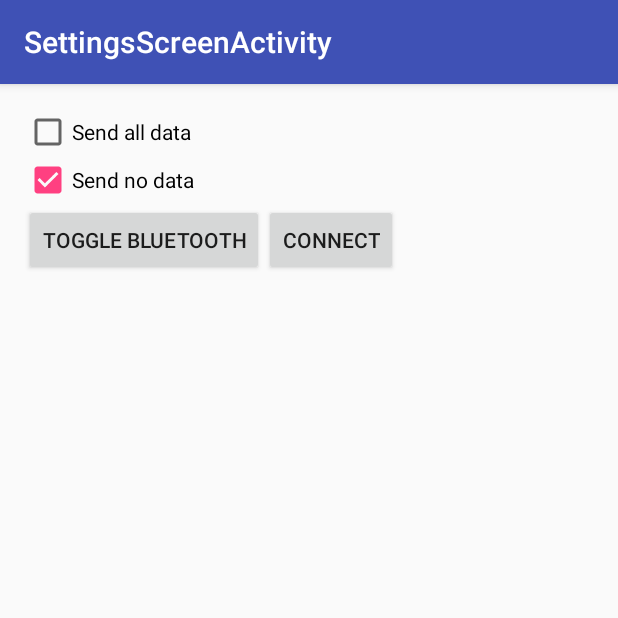
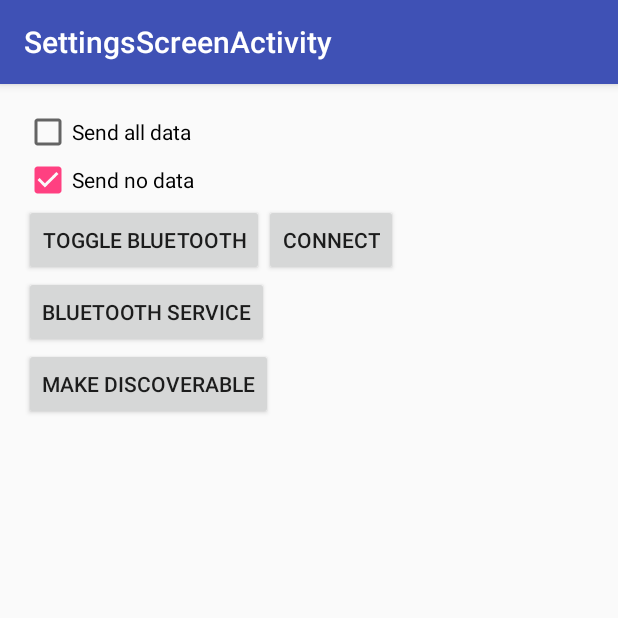
Before and after one commit to ax-rwnd/BASAC, an Android app: the SettingsScreenActivity screen opened directly, with no data from a screen before it, after a tap on "TOGGLE BLUETOOTH", on a phone screen of 412 x 824 dp, the top half of it. Run offline under Robolectric (Android 15) with nearby library versions, the phone set to English and light mode, and no system bars; 1 other tap on this screen came first.

Commit message:
Fixed scan for bluetooth devices

```diff
--- a/android/app/build.gradle
+++ b/android/app/build.gradle
@@ -5,8 +5,8 @@ android {
     buildToolsVersion "23.0.2"
     defaultConfig {
         applicationId "d0020e.basac"
-        minSdkVersion 16
-        targetSdkVersion 23
+        minSdkVersion 18
+        targetSdkVersion 19
         versionCode 1
         versionName "1.0"
     }
--- a/android/app/src/main/java/d0020e/basac/SettingsScreenActivity.java
+++ b/android/app/src/main/java/d0020e/basac/SettingsScreenActivity.java
@@ -1,7 +1,6 @@
 package d0020e.basac;
 
 import android.bluetooth.BluetoothAdapter;
-import android.content.BroadcastReceiver;
 import android.content.Intent;
 import android.os.Bundle;
 import android.support.v7.app.AppCompatActivity;
@@ -12,12 +11,25 @@ import android.widget.Toast;
 
 public class SettingsScreenActivity extends AppCompatActivity {
 
+    private BluetoothAdapter mBluetoothAdapter;
+
     @Override
     protected void onCreate(Bundle savedInstanceState) {
         super.onCreate(savedInstanceState);
         setContentView(R.layout.activity_settings_screen);
         Toolbar toolbar = (Toolbar) findViewById(R.id.toolbar);
         setSupportActionBar(toolbar);
+
+        mBluetoothAdapter = BluetoothAdapter.getDefaultAdapter();
+    }
+
+    protected void onDestroy() {
+        super.onDestroy();
+    }
+
+    public void bluetooth_service(View view) {
+        Intent intent = new Intent(this, BluetoothServiceScreenActivity.class);
+        startActivity(intent);
     }
 
     public void onCheckboxClicked(View view) {
@@ -46,27 +58,34 @@ public class SettingsScreenActivity extends AppCompatActivity {
     }
 
     public void toggle_bluetooth(View view) {
-        BluetoothAdapter mBlueToothAdapter = BluetoothAdapter.getDefaultAdapter();
-        if (mBlueToothAdapter == null) {
+        if (mBluetoothAdapter == null) {
             Toast.makeText(getApplicationContext(), "Bluetooth not available", Toast.LENGTH_SHORT).show();
         } else {
-            if (!mBlueToothAdapter.isEnabled()) {
-                mBlueToothAdapter.enable();
+            if (!mBluetoothAdapter.isEnabled()) {
+                Toast.makeText(getApplicationContext(), "Turning on bluetooth", Toast.LENGTH_SHORT).show();
+                mBluetoothAdapter.enable();
             } else {
-                mBlueToothAdapter.disable();
+                mBluetoothAdapter.disable();
             }
         }
     }
 
     public void bluetooth_connect(View view) {
-        BluetoothAdapter mBlueToothAdapter = BluetoothAdapter.getDefaultAdapter();
-        if (mBlueToothAdapter == null) {
+        if (mBluetoothAdapter == null) {
             Toast.makeText(getApplicationContext(), "Bluetooth not available", Toast.LENGTH_SHORT).show();
-        } else if (mBlueToothAdapter.getState() == BluetoothAdapter.STATE_OFF) {
+        } else if (mBluetoothAdapter.getState() == BluetoothAdapter.STATE_OFF) {
             Toast.makeText(getApplicationContext(), "Turn on bluetooth", Toast.LENGTH_SHORT).show();
-        } else if (mBlueToothAdapter.getState() == BluetoothAdapter.STATE_ON) {
+        } else if (mBluetoothAdapter.getState() == BluetoothAdapter.STATE_ON) {
             Intent intent = new Intent(this, BluetoothScreenActivity.class);
             startActivity(intent);
+        }
+    }
+
+    public void bt_discoverable(View view) {
+        if (mBluetoothAdapter.getScanMode() != BluetoothAdapter.SCAN_MODE_CONNECTABLE_DISCOVERABLE) {
+            Intent discoverableIntent = new Intent(BluetoothAdapter.ACTION_REQUEST_DISCOVERABLE);
+            discoverableIntent.putExtra(BluetoothAdapter.EXTRA_DISCOVERABLE_DURATION,300);
+            startActivity(discoverableIntent);
         }
     }
 
--- a/android/app/src/main/res/layout/content_settings_screen.xml
+++ b/android/app/src/main/res/layout/content_settings_screen.xml
@@ -43,4 +43,24 @@
         android:layout_toEndOf="@+id/toggle_bluetooth"
         android:onClick="bluetooth_connect"/>
 
+    <Button
+        android:layout_width="wrap_content"
+        android:layout_height="wrap_content"
+        android:text="Bluetooth service"
+        android:id="@+id/bluetooth_service"
+        android:onClick="bluetooth_service"
+        android:layout_below="@+id/toggle_bluetooth"
+        android:layout_alignParentLeft="true"
+        android:layout_alignParentStart="true" />
+
+    <Button
+        android:layout_width="wrap_content"
+        android:layout_height="wrap_content"
+        android:text="Make discoverable"
+        android:id="@+id/bt_discoverable"
+        android:onClick="bt_discoverable"
+        android:layout_below="@+id/bluetooth_service"
+        android:layout_alignParentLeft="true"
+        android:layout_alignParentStart="true" />
+
 </RelativeLayout>
```
Also changed, not shown: android/app/src/main/AndroidManifest.xml (+7 -4 lines), android/app/src/main/java/d0020e/basac/BluetoothScreenActivity.java (+57 -13 lines), android/app/src/main/java/d0020e/basac/BluetoothService.java (added, +83 -0 lines), android/app/src/main/java/d0020e/basac/BluetoothServiceScreenActivity.java (added, +41 -0 lines), android/app/src/main/res/layout/activity_bluetooth_screen.xml (+20 -1 lines), android/app/src/main/res/layout/activity_bluetooth_service_screen.xml (added, +19 -0 lines).
